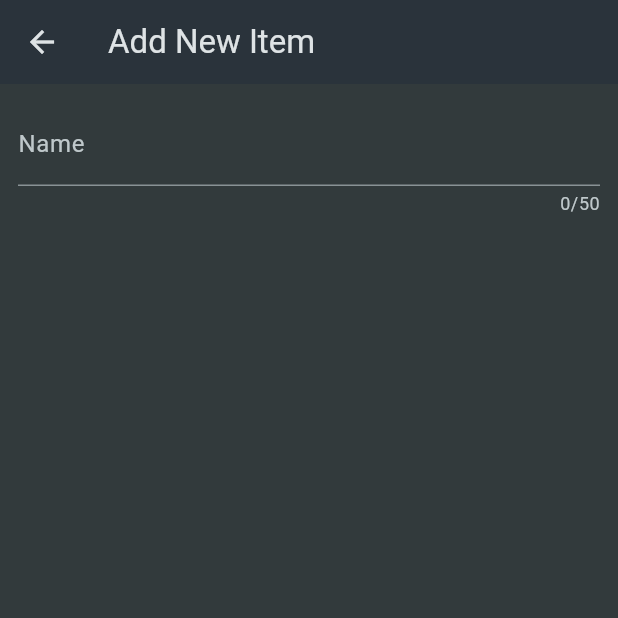
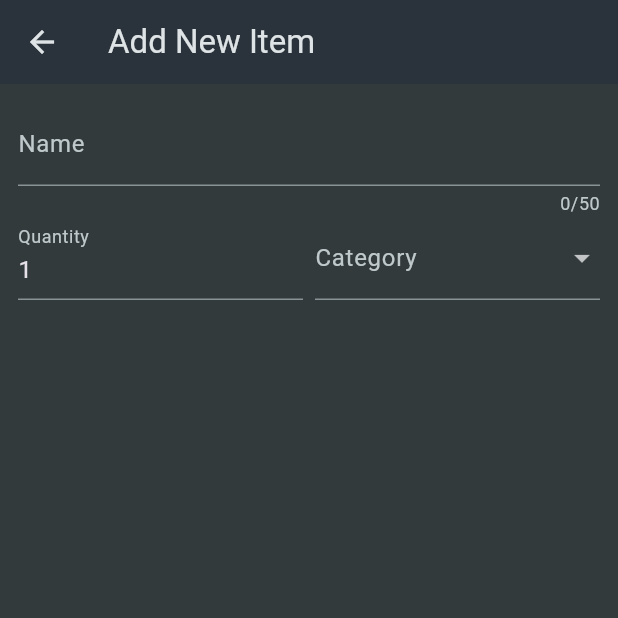
Before and after one commit to dmakarau/Grocerylist, a Flutter app: the NewItem screen opened directly, on a phone screen of 412 x 824 dp, the top half of it. Run offline on Flutter 3.47's test engine with Material 3 defaults, Android fonts, the phone set to English and light mode, and no system bars.

Commit message:
Added fields and a dropdown to the add new item

```diff
--- a/lib/widgets/new_item.dart
+++ b/lib/widgets/new_item.dart
@@ -1,37 +1,69 @@
-
 import 'package:flutter/material.dart';
+import 'package:grocery_list/data/categories.dart';
 
 class NewItem extends StatefulWidget {
-
   const NewItem({super.key});
 
   @override
   State<NewItem> createState() {
     return _NewItemState();
   }
-
 }
 
 class _NewItemState extends State<NewItem> {
   @override
   Widget build(BuildContext context) {
     return Scaffold(
-      appBar: AppBar(
-        title: const Text("Add New Item"),
-      ),
+      appBar: AppBar(title: const Text("Add New Item")),
       body: Padding(
         padding: const EdgeInsets.all(12),
         child: Form(
           child: Column(
             children: [
               TextFormField(
-                decoration: InputDecoration(
-                  label: const Text("Name"),
-                ),
+                decoration: InputDecoration(label: const Text("Name")),
                 maxLength: 50,
                 validator: (value) {
                   return "Test. TO BE DONE YET";
                 },
+              ),
+              Row(
+                children: [
+                  Expanded(
+                    child: TextFormField(
+                      decoration: const InputDecoration(
+                        label: Text("Quantity"),
+                      ),
+                      initialValue: '1',
+                    ),
+                  ),
+                  const SizedBox(width: 8),
+                  Expanded(
+                    child: DropdownButtonFormField(
+                      decoration: const InputDecoration(
+                        label: Text("Category"),
+                      ),
+                      items: [
+                        for (final category in categories.entries)
+                          DropdownMenuItem(
+                            value: category.value,
+                            child: Row(
+                              children: [
+                                Container(
+                                  width: 16,
+                                  height: 16,
+                                  color: category.value.color,
+                                ),
+                                const SizedBox(width: 6),
+                                Text(category.value.title),
+                              ],
+                            ),
+                          ),
+                      ],
+                      onChanged: (value) {},
+                    ),
+                  ),
+                ],
               ),
             ],
           ),
```
